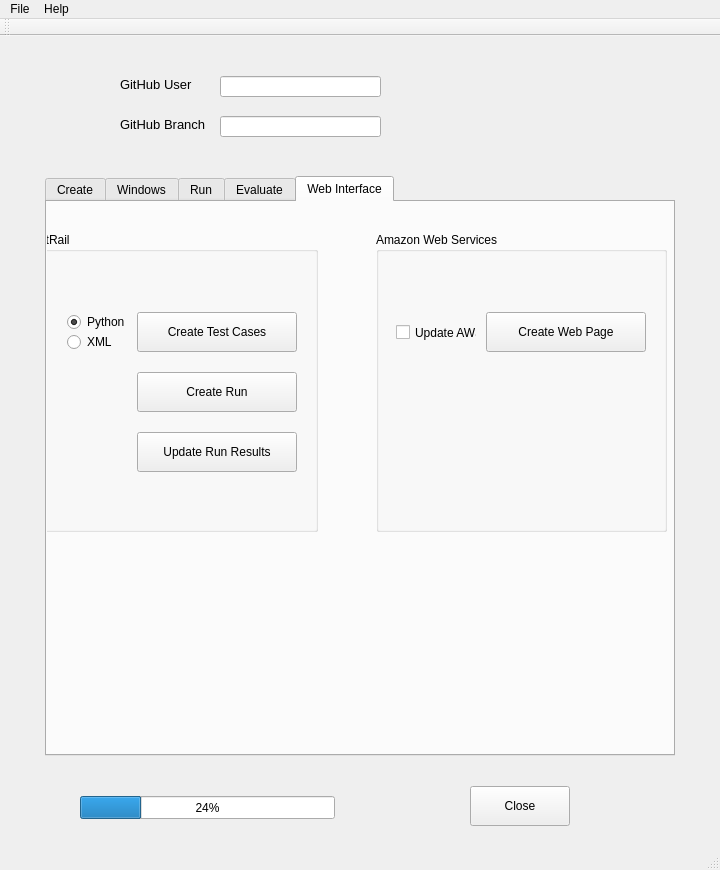
Above: tools/auto-tester/src/ui/AutoTester.ui from vircadia/vircadia-native-core before the change. Below: the same form after it.
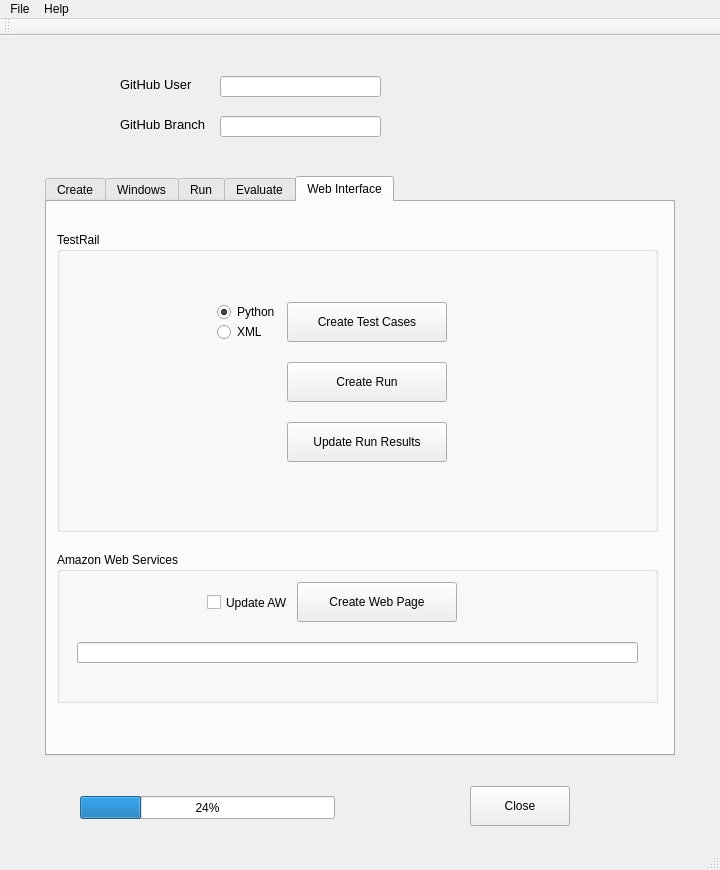
That is the form after the change.

What changed in the file:
```diff
--- a/tools/auto-tester/src/ui/AutoTester.ui
+++ b/tools/auto-tester/src/ui/AutoTester.ui
@@ -588,8 +588,8 @@
      <widget class="QPushButton" name="updateTestRailRunResultsButton">
       <property name="geometry">
        <rect>
-        <x>90</x>
-        <y>230</y>
+        <x>240</x>
+        <y>220</y>
         <width>160</width>
         <height>40</height>
        </rect>
@@ -601,8 +601,8 @@
      <widget class="QRadioButton" name="createPythonScriptRadioButton">
       <property name="geometry">
        <rect>
-        <x>20</x>
-        <y>110</y>
+        <x>170</x>
+        <y>100</y>
         <width>95</width>
         <height>20</height>
        </rect>
@@ -617,8 +617,8 @@
      <widget class="QPushButton" name="createTestRailRunButton">
       <property name="geometry">
        <rect>
-        <x>90</x>
-        <y>170</y>
+        <x>240</x>
+        <y>160</y>
         <width>160</width>
         <height>40</height>
        </rect>
@@ -630,8 +630,8 @@
      <widget class="QPushButton" name="createTestRailTestCasesButton">
       <property name="geometry">
        <rect>
-        <x>90</x>
-        <y>110</y>
+        <x>240</x>
+        <y>100</y>
         <width>160</width>
         <height>40</height>
        </rect>
@@ -643,8 +643,8 @@
      <widget class="QRadioButton" name="createXMLScriptRadioButton">
       <property name="geometry">
        <rect>
-        <x>20</x>
-        <y>130</y>
+        <x>170</x>
+        <y>120</y>
         <width>95</width>
         <height>20</height>
        </rect>
@@ -656,9 +656,9 @@
      <widget class="QGroupBox" name="groupBox">
       <property name="geometry">
        <rect>
-        <x>-20</x>
+        <x>10</x>
         <y>30</y>
-        <width>291</width>
+        <width>601</width>
         <height>300</height>
        </rect>
       </property>
@@ -669,10 +669,10 @@
      <widget class="QGroupBox" name="groupBox_2">
       <property name="geometry">
        <rect>
-        <x>329</x>
-        <y>30</y>
-        <width>291</width>
-        <height>300</height>
+        <x>10</x>
+        <y>350</y>
+        <width>601</width>
+        <height>151</height>
        </rect>
       </property>
       <property name="title">
@@ -684,8 +684,8 @@
        </property>
        <property name="geometry">
         <rect>
-         <x>110</x>
-         <y>80</y>
+         <x>240</x>
+         <y>30</y>
          <width>160</width>
          <height>40</height>
         </rect>
@@ -697,8 +697,8 @@
       <widget class="QCheckBox" name="updateAWSCheckBox">
        <property name="geometry">
         <rect>
-         <x>20</x>
-         <y>92</y>
+         <x>150</x>
+         <y>42</y>
          <width>81</width>
          <height>17</height>
         </rect>
@@ -707,6 +707,16 @@
         <string>Update AWS</string>
        </property>
       </widget>
+      <widget class="QLineEdit" name="awsURLLineEdit">
+       <property name="geometry">
+        <rect>
+         <x>20</x>
+         <y>90</y>
+         <width>561</width>
+         <height>21</height>
+        </rect>
+       </property>
+      </widget>
      </widget>
      <zorder>groupBox</zorder>
      <zorder>updateTestRailRunResultsButton</zorder>
```
Left out of the diff: 23 changed lines with no effect on the pictures.
